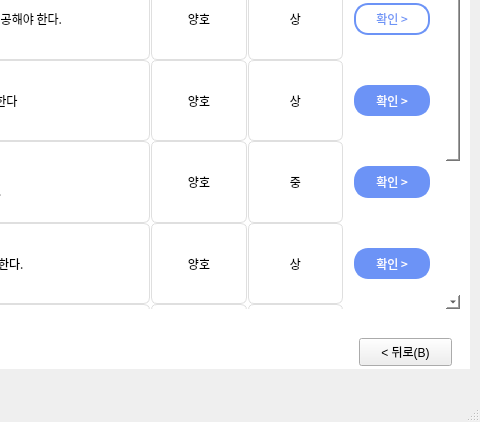
First picture: the form in result_server.ui, repository skyun333/wallpad, before the edit; both pictures show x 481 to 961 and y 282 to 704 of the 961 by 704 pixel window.
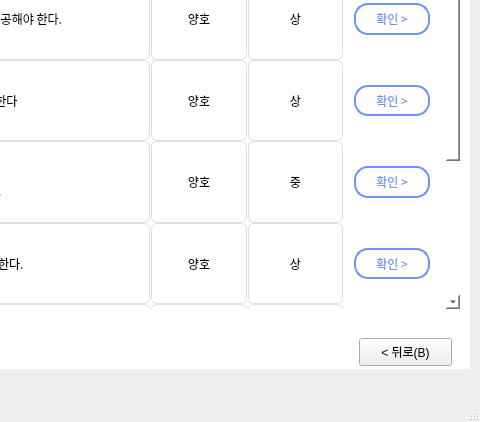
Second picture: the form after the edit.

Commit message:
result페이지 4개 버튼 hover 적용
result페이지 4개 버튼 hover 적용

```diff
--- a/result_server.ui
+++ b/result_server.ui
@@ -518,7 +518,7 @@
      <property name="geometry">
       <rect>
        <x>0</x>
-       <y>-254</y>
+       <y>0</y>
        <width>829</width>
        <height>595</height>
       </rect>
@@ -726,15 +726,26 @@
           <enum>Qt::LeftToRight</enum>
          </property>
          <property name="styleSheet">
-          <string notr="true">background-color : rgb(108, 147, 246);
-color : rgb(255, 255, 255);
-border: 2px solid rgb(108, 147, 246);
-margin-left:10px;
-margin-right:10px;
-margin-top:25px;
-margin-bottom:25px;
-border-radius:14px
-</string>
+          <string notr="true">QPushButton {
+            background-color : rgb(255, 255, 255);
+            color : rgb(108, 147, 246);
+            border: 2px solid rgb(108, 147, 246);
+            margin-left:10px;
+            margin-right:10px;
+            margin-top:25px;
+            margin-bottom:25px;
+            border-radius:14px
+        }
+        QPushButton:hover {
+            background-color : rgb(108, 147, 246);
+            color : rgb(255, 255, 255);
+            border: 2px solid rgb(108, 147, 246);
+            margin-left:10px;
+            margin-right:10px;
+            margin-top:25px;
+            margin-bottom:25px;
+            border-radius:14px
+        }</string>
          </property>
          <property name="text">
           <string>확인 &gt;</string>
@@ -1273,15 +1284,26 @@
           <enum>Qt::LeftToRight</enum>
          </property>
          <property name="styleSheet">
-          <string notr="true">background-color : rgb(108, 147, 246);
-color : rgb(255, 255, 255);
-border: 2px solid rgb(108, 147, 246);
-margin-left:10px;
-margin-right:10px;
-margin-top:25px;
-margin-bottom:25px;
-border-radius:14px
-</string>
+          <string notr="true">QPushButton {
+            background-color : rgb(255, 255, 255);
+            color : rgb(108, 147, 246);
+            border: 2px solid rgb(108, 147, 246);
+            margin-left:10px;
+            margin-right:10px;
+            margin-top:25px;
+            margin-bottom:25px;
+            border-radius:14px
+        }
+        QPushButton:hover {
+            background-color : rgb(108, 147, 246);
+            color : rgb(255, 255, 255);
+            border: 2px solid rgb(108, 147, 246);
+            margin-left:10px;
+            margin-right:10px;
+            margin-top:25px;
+            margin-bottom:25px;
+            border-radius:14px
+        }</string>
          </property>
          <property name="text">
           <string>확인 &gt;</string>
@@ -1340,15 +1362,26 @@
           <enum>Qt::LeftToRight</enum>
          </property>
          <property name="styleSheet">
-          <string notr="true">background-color : rgb(108, 147, 246);
-color : rgb(255, 255, 255);
-border: 2px solid rgb(108, 147, 246);
-margin-left:10px;
-margin-right:10px;
-margin-top:25px;
-margin-bottom:25px;
-border-radius:14px
-</string>
+          <string notr="true">QPushButton {
+            background-color : rgb(255, 255, 255);
+            color : rgb(108, 147, 246);
+            border: 2px solid rgb(108, 147, 246);
+            margin-left:10px;
+            margin-right:10px;
+            margin-top:25px;
+            margin-bottom:25px;
+            border-radius:14px
+        }
+        QPushButton:hover {
+            background-color : rgb(108, 147, 246);
+            color : rgb(255, 255, 255);
+            border: 2px solid rgb(108, 147, 246);
+            margin-left:10px;
+            margin-right:10px;
+            margin-top:25px;
+            margin-bottom:25px;
+            border-radius:14px
+        }</string>
          </property>
          <property name="text">
           <string>확인 &gt;</string>
```
Left out of the diff: 116 changed lines with no effect on the pictures. The commit also changes 3 other files.
